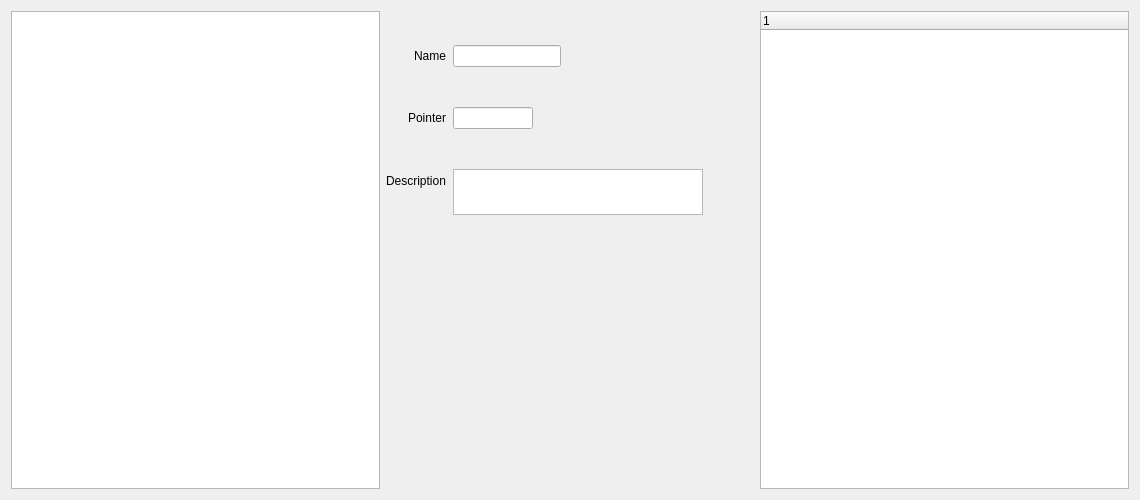
This is dsvedit/generic_editor.ui in LagoLunatic/DSVEdit as Qt 5 draws it before an edit. The edited form follows.
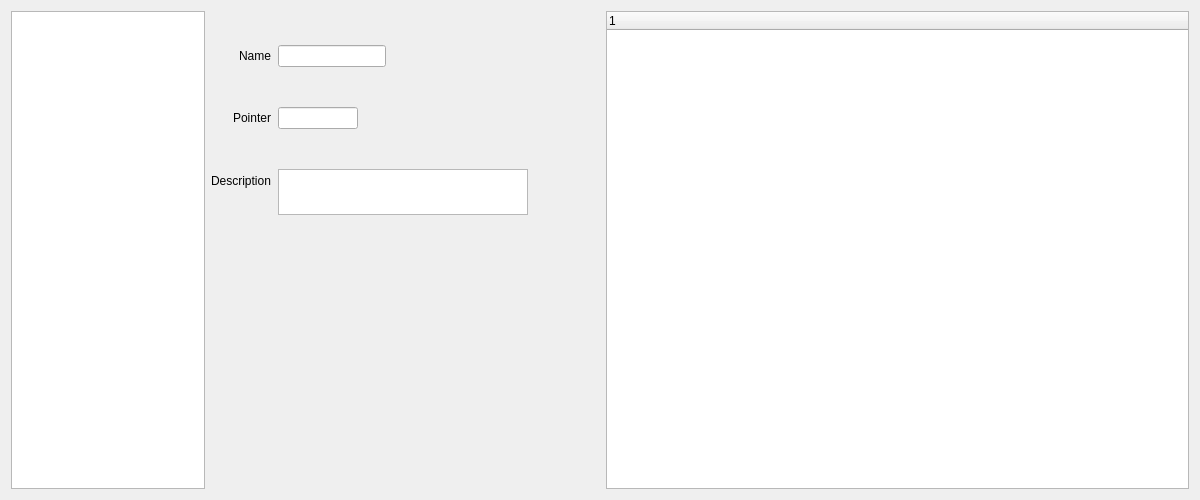
This is the edited form.

Commit message: Update docs, change item editor layout

```diff
--- a/dsvedit/generic_editor.ui
+++ b/dsvedit/generic_editor.ui
@@ -6,7 +6,7 @@
    <rect>
     <x>0</x>
     <y>0</y>
-    <width>1140</width>
+    <width>1200</width>
     <height>500</height>
    </rect>
   </property>
@@ -15,7 +15,7 @@
   </property>
   <layout class="QVBoxLayout" name="verticalLayout">
    <item>
-    <layout class="QHBoxLayout" name="horizontalLayout">
+    <layout class="QHBoxLayout" name="horizontalLayout" stretch="1,2,3">
      <item>
       <widget class="QListWidget" name="item_list"/>
      </item>
```
The commit also changes 6 other files.
